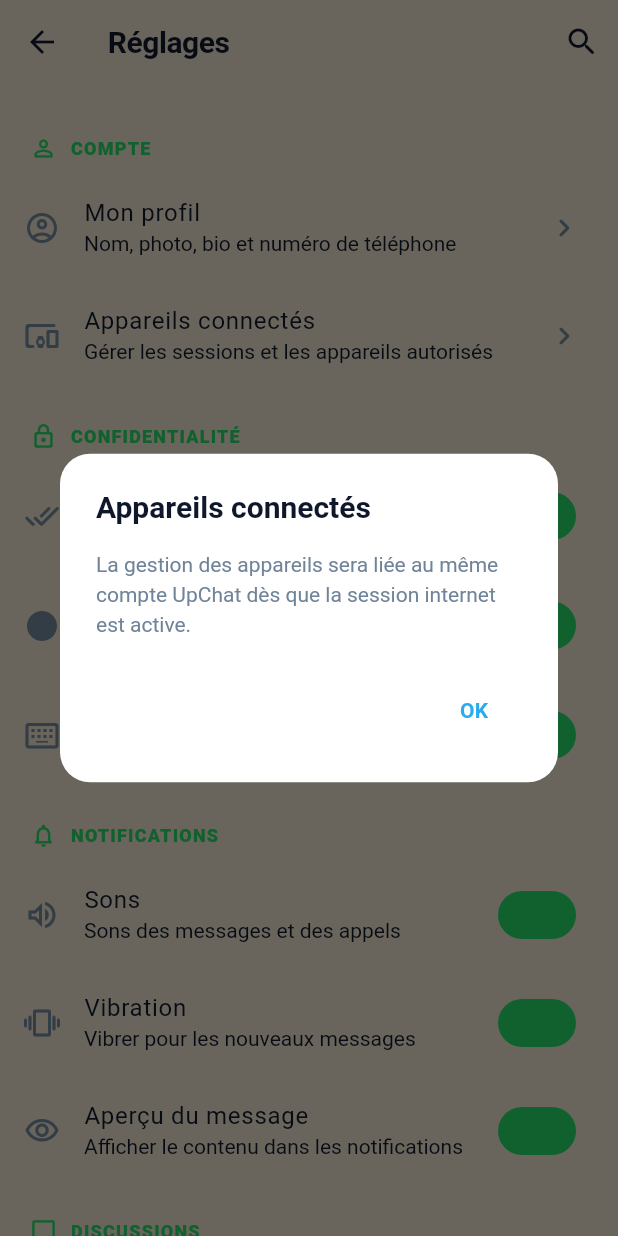
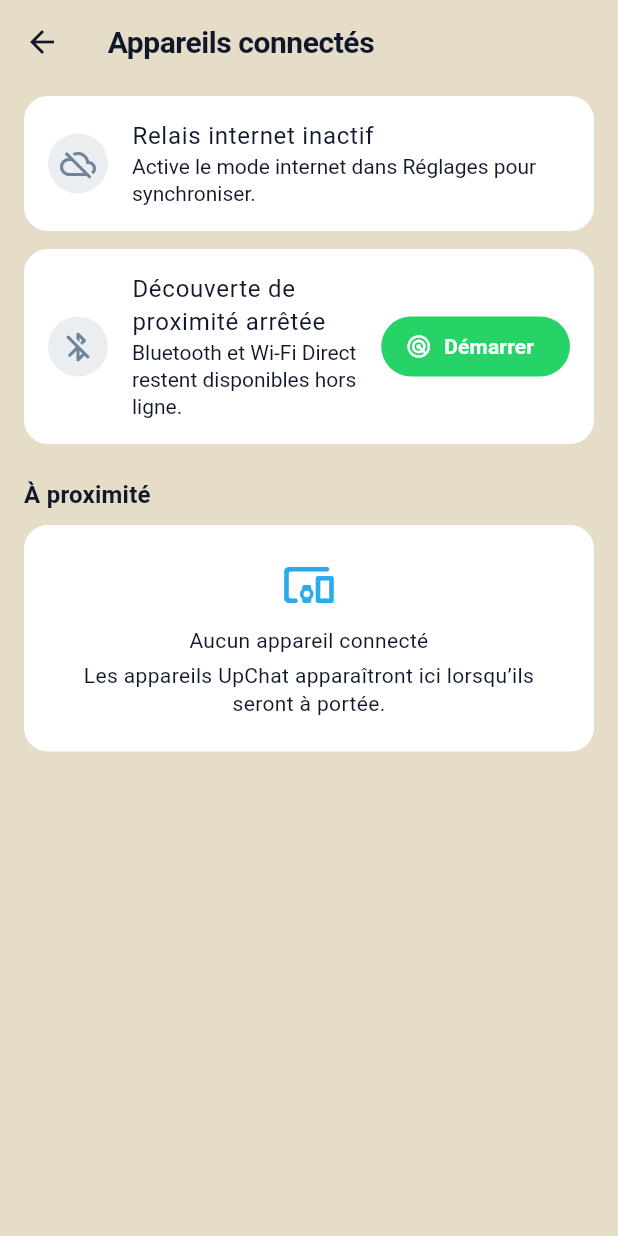
Before and after one commit to alexchep47-gif/upchat, a Flutter app: the SettingsScreen screen opened by its route, after a tap on "Appareils connectés", on a phone screen of 412 x 824 dp. Run offline on Flutter 3.47's test engine with Material 3 defaults, Android fonts, the phone set to English and light mode, and no system bars; our stand-ins replace flutter_secure_storage, hive_flutter, image_picker, permission_handler, shared_preferences, video_player; missing offline and left inert: nearby_connections; accounts and stored records are empty.

Commit message:
Fiabiliser UpChat et publier un APK Android universel

```diff
--- a/lib/core/routes/app_router.dart
+++ b/lib/core/routes/app_router.dart
@@ -8,6 +8,7 @@ import '../../features/stories/story_viewer_screen.dart';
 import '../../features/profile/profile_screen.dart';
 import '../../features/settings/settings_screen.dart';
 import '../../features/contacts/add_contact_by_phone_screen.dart';
+import '../../features/devices/connected_devices_screen.dart';
 
 /// Gestion centralisée des routes de l'application
 class AppRouter {
@@ -21,6 +22,7 @@ class AppRouter {
   static const String profile = '/profile';
   static const String settings = '/settings';
   static const String addContactByPhone = '/add-contact-phone';
+  static const String connectedDevices = '/connected-devices';
 
   static Route<dynamic> onGenerateRoute(RouteSettings routeSettings) {
     switch (routeSettings.name) {
@@ -67,6 +69,10 @@ class AppRouter {
         return MaterialPageRoute(
             builder: (_) => const AddContactByPhoneScreen());
 
+      case connectedDevices:
+        return MaterialPageRoute(
+            builder: (_) => const ConnectedDevicesScreen());
+
       default:
         return MaterialPageRoute(
           builder: (_) => const Scaffold(
--- a/lib/data/services/internet_service.dart
+++ b/lib/data/services/internet_service.dart
@@ -215,6 +215,16 @@ class InternetService {
     if (!requireRegisteredAccount && local != null) return local;
 
     if (!_isOnline || !_isConnectedToSignaling) {
+      if (_enabled) {
+        await _connectSignaling();
+        if (_isConnectedToSignaling) {
+          _isOnline = true;
+          _startHeartbeat();
+          _startInboxPolling();
+        }
+      }
+    }
+    if (!_isOnline || !_isConnectedToSignaling) {
       if (requireRegisteredAccount) {
         throw StateError('Le serveur UpChat est indisponible pour vérifier ce numéro.');
       }
@@ -239,6 +249,11 @@ class InternetService {
           );
           await _directory.upsert(user);
           return user;
+        }
+      } else if (res.statusCode == 401) {
+        await _connectSignaling();
+        if (_isConnectedToSignaling) {
+          return lookupByPhone(phone, requireRegisteredAccount: requireRegisteredAccount);
         }
       } else if (res.statusCode >= 500) {
         throw StateError('Le serveur UpChat est temporairement indisponible.');
--- /dev/null
+++ b/lib/features/devices/connected_devices_screen.dart
@@ -0,0 +1,102 @@
+import 'package:flutter/material.dart';
+import 'package:provider/provider.dart';
+import '../../core/theme/app_colors.dart';
+import '../../providers/connectivity_provider.dart';
+import '../../providers/nearby_provider.dart';
+
+class ConnectedDevicesScreen extends StatelessWidget {
+  const ConnectedDevicesScreen({super.key});
+
+  @override
+  Widget build(BuildContext context) {
+    final nearby = context.watch<NearbyProvider>();
+    final connectivity = context.watch<ConnectivityProvider>();
+    final devices = nearby.nearbyDevices;
+    return Scaffold(
+      appBar: AppBar(title: const Text('Appareils connectés')),
+      body: ListView(
+        padding: const EdgeInsets.fromLTRB(16, 8, 16, 28),
+        children: [
+          _StatusCard(
+            icon: connectivity.isOnline ? Icons.cloud_done_rounded : Icons.cloud_off_rounded,
+            title: connectivity.isOnline ? 'Relais internet actif' : 'Relais internet inactif',
+            subtitle: connectivity.internetModeEnabled
+                ? 'La présence et les messages peuvent être relayés.'
+                : 'Active le mode internet dans Réglages pour synchroniser.',
+            color: connectivity.isOnline ? AppColors.online : AppColors.textSecondaryLight,
+          ),
+          const SizedBox(height: 12),
+          _StatusCard(
+            icon: nearby.isRunning ? Icons.wifi_tethering_rounded : Icons.bluetooth_disabled_rounded,
+            title: nearby.isRunning ? 'Découverte de proximité active' : 'Découverte de proximité arrêtée',
+            subtitle: nearby.isRunning
+                ? '${devices.length} appareil(s) trouvé(s) à portée.'
+                : 'Bluetooth et Wi‑Fi Direct restent disponibles hors ligne.',
+            color: nearby.isRunning ? AppColors.primary : AppColors.textSecondaryLight,
+            action: nearby.isRunning
+                ? TextButton(onPressed: nearby.stop, child: const Text('Arrêter'))
+                : FilledButton.tonalIcon(
+                    onPressed: nearby.start,
+                    icon: const Icon(Icons.radar_rounded),
+                    label: const Text('Démarrer'),
+                  ),
+          ),
+          const SizedBox(height: 22),
+          Text('À proximité', style: Theme.of(context).textTheme.titleMedium),
+          const SizedBox(height: 8),
+          if (devices.isEmpty)
+            const Card(
+              child: Padding(
+                padding: EdgeInsets.all(22),
+                child: Column(
+                  children: [
+                    Icon(Icons.devices_other_rounded, size: 36, color: AppColors.primary),
+                    SizedBox(height: 10),
+                    Text('Aucun appareil connecté', textAlign: TextAlign.center),
+                    SizedBox(height: 4),
+                    Text('Les appareils UpChat apparaîtront ici lorsqu’ils seront à portée.', textAlign: TextAlign.center),
+                  ],
+                ),
+              ),
+            )
+          else
+            ...devices.map((device) => Card(
+                  child: ListTile(
+                    leading: CircleAvatar(
+                      backgroundColor: AppColors.primary.withOpacity(.12),
+                      child: const Icon(Icons.smartphone_rounded, color: AppColors.primary),
+                    ),
+                    title: Text(device.name),
+                    subtitle: Text(nearby.connectedEndpoints.containsValue(device.id) ? 'Connecté' : 'Découvert'),
+                    trailing: nearby.connectedEndpoints.containsValue(device.id)
+                        ? const Icon(Icons.check_circle_rounded, color: AppColors.online)
+                        : const Icon(Icons.radio_button_unchecked_rounded),
+                  ),
+                )),
+        ],
+      ),
+    );
+  }
+}
+
+class _StatusCard extends StatelessWidget {
+  final IconData icon;
+  final String title;
+  final String subtitle;
+  final Color color;
+  final Widget? action;
+  const _StatusCard({required this.icon, required this.title, required this.subtitle, required this.color, this.action});
+
+  @override
+  Widget build(BuildContext context) {
+    return Card(
+      child: ListTile(
+        contentPadding: const EdgeInsets.symmetric(horizontal: 16, vertical: 8),
+        leading: CircleAvatar(backgroundColor: color.withOpacity(.14), child: Icon(icon, color: color)),
+        title: Text(title),
+        subtitle: Text(subtitle),
+        trailing: action,
+      ),
+    );
+  }
+}
--- a/lib/features/settings/settings_screen.dart
+++ b/lib/features/settings/settings_screen.dart
@@ -123,7 +123,7 @@ class _SettingsScreenState extends State<SettingsScreen> {
                 title: const Text('Appareils connectés'),
                 subtitle: const Text('Gérer les sessions et les appareils autorisés'),
                 trailing: const Icon(Icons.chevron_right_rounded),
-                onTap: () => _showInfo('Appareils connectés', 'La gestion des appareils sera liée au même compte UpChat dès que la session internet est active.'),
+                onTap: () => Navigator.pushNamed(context, AppRouter.connectedDevices),
               ),
             ]),
             _section('Confidentialité', Icons.lock_outline_rounded, [
```
Also changed, not shown: 7 other files.
